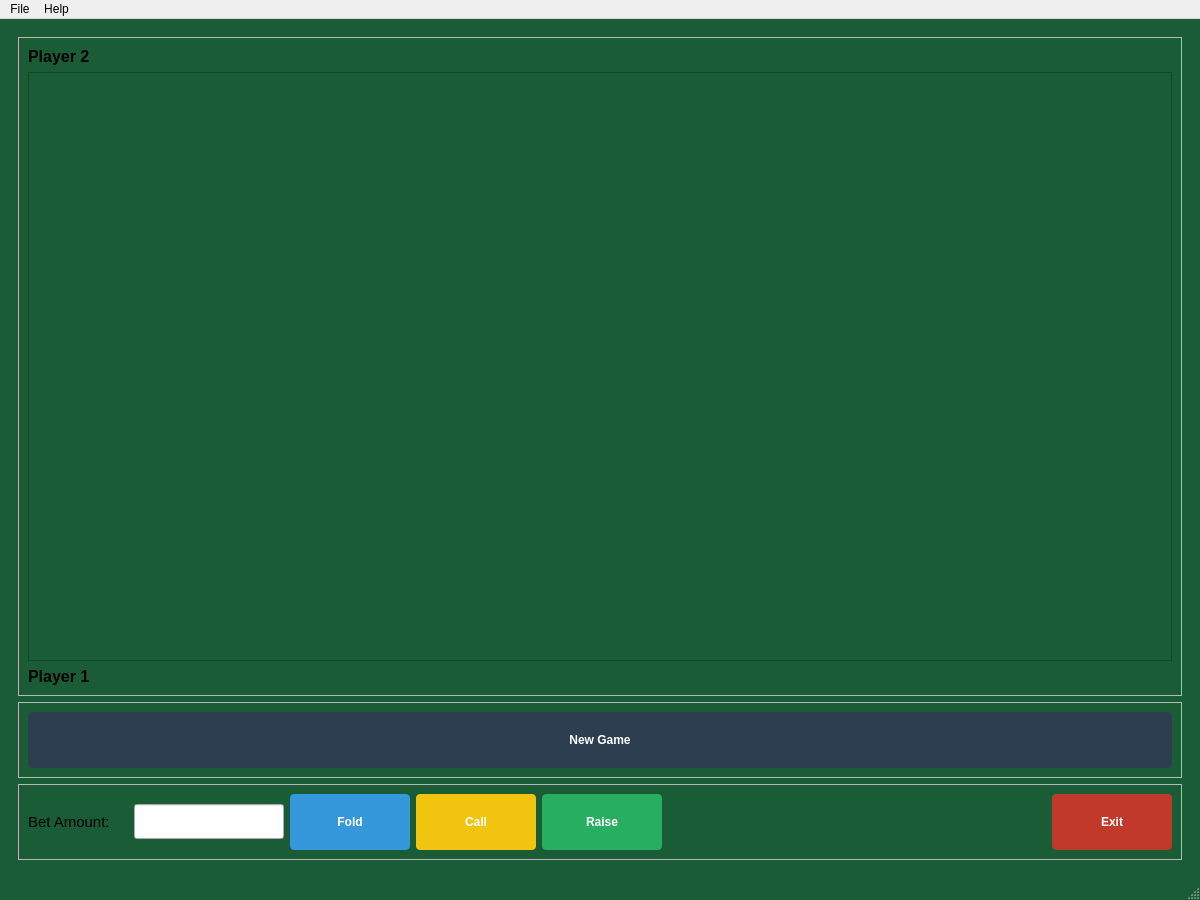
This is mainwindow.ui in BitManipulators/202_PokerGame as Qt 5 draws it before an edit. The edited form follows.
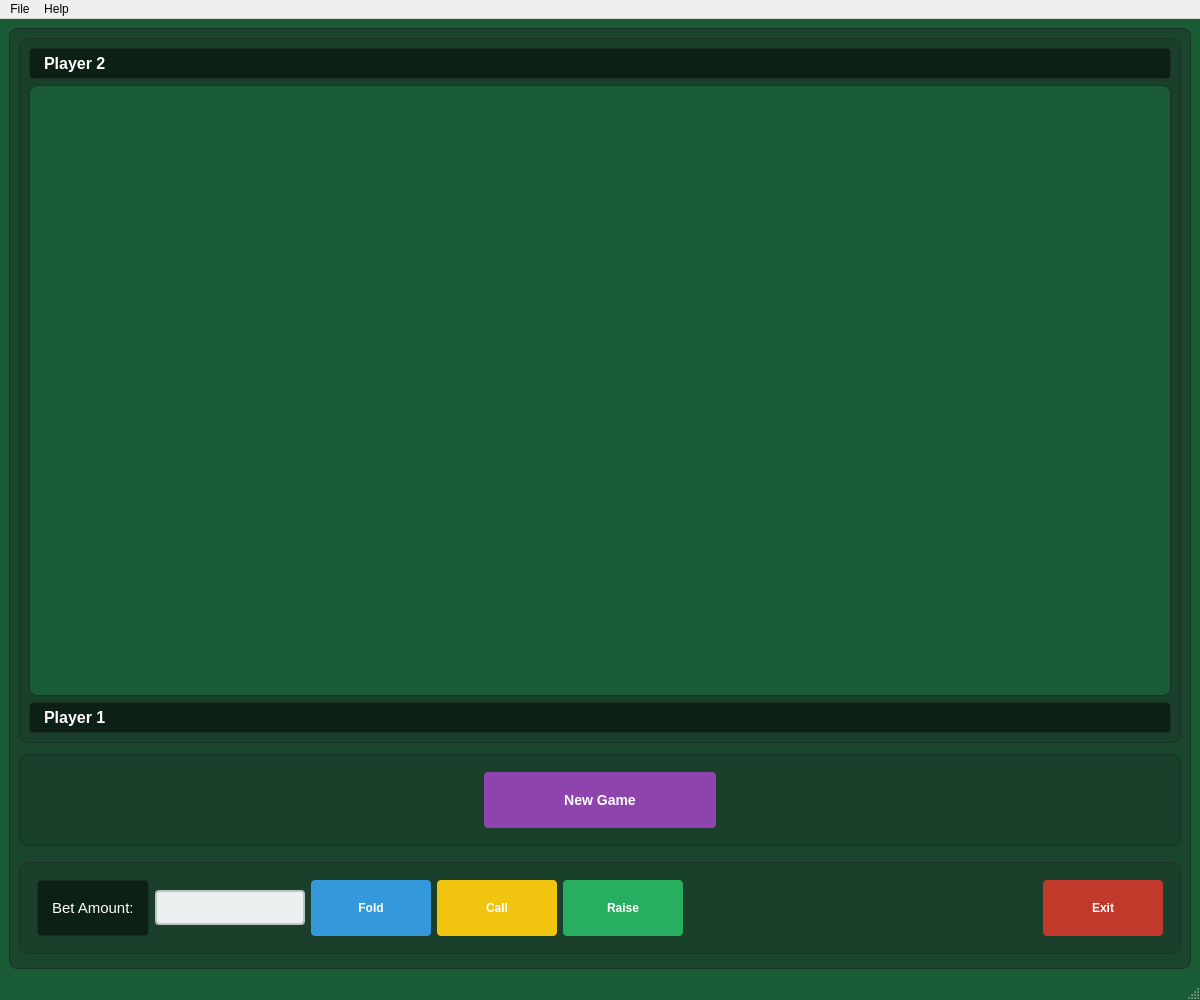
This is the edited form. Icons and pictures are not drawn.

Diff of the .ui file:
```diff
--- a/mainwindow.ui
+++ b/mainwindow.ui
@@ -7,7 +7,7 @@
     <x>0</x>
     <y>0</y>
     <width>1200</width>
-    <height>900</height>
+    <height>1000</height>
    </rect>
   </property>
   <property name="windowTitle">
@@ -19,16 +19,15 @@
   background-color: #1a5c35;
 }
 
-/* Basic button style */
+
 QPushButton {
     color: white;
     border-radius: 4px;
     padding: 8px 16px;
     font-weight: bold;
     font-family: "Segoe UI", Arial, sans-serif;
-    background-color: #2c3e50;
-    border: none;
     min-height: 40px;
+    border: none;
 }
 
 QPushButton:hover {
@@ -44,20 +43,28 @@
 }
 
 QPushButton:disabled {
-    background-color: #7f8c8d;
-    color: #bdc3c7;
+    background-color: #99a4ad !important;
+    color: #d0d0d0 !important;
+    opacity: 0.7;
+    border: 1px solid #7f8c8d !important;
 }
 
-/* Call button is now yellow instead of green */
 QPushButton#callButton {
-    background-color: #f1c40f; /* Yellow color */
+    background-color: #f1c40f;
+    font-weight: bold;
+    text-shadow: 0px 0px 1px rgba(255, 255, 255, 0.5);
 }
 
 QPushButton#callButton:hover {
     background-color: #f39c12; /* Darker yellow on hover */
 }
 
-/* Keeping the Raise button green */
+QPushButton#callButton:disabled {
+    background-color: #99a4ad !important;
+    color: #d0d0d0 !important;
+    text-shadow: none;
+}
+
 QPushButton#placeBetButton {
     background-color: #27ae60;
 }
@@ -66,6 +73,12 @@
     background-color: #2ecc71;
 }
 
+QPushButton#placeBetButton:disabled {
+    background-color: #99a4ad !important;
+    color: #d0d0d0 !important;
+    text-shadow: none;
+}
+
 QPushButton#foldButton {
     background-color: #3498db;
 }
@@ -74,6 +87,12 @@
     background-color: #2980b9;
 }
 
+QPushButton#foldButton:disabled {
+    background-color: #99a4ad !important;
+    color: #d0d0d0 !important;
+    text-shadow: none;
+}
+
 QPushButton#exitButton {
     background-color: #c0392b;
 }
@@ -103,6 +122,97 @@
 QMessageBox QPushButton:pressed {
   background-color: #1c6ea4;
 }
+
+QMessageBox QFrame, QMessageBox QDialogButtonBox {
+  border: none;
+  background: transparent;
+}
+
+QPushButton#newGameButton {
+    background-color: #8e44ad;
+    color: white;
+    font-weight: bold;
+    font-size: 14px;
+    border-radius: 4px;
+    min-height: 40px;
+    max-width: 200px;
+    padding: 8px 16px;
+    border: none;
+    box-shadow: 0px 3px 5px rgba(0,0,0,0.3);
+}
+
+QPushButton#newGameButton:hover {
+    background-color: #9b59b6;
+}
+
+QPushButton#newGameButton:pressed {
+    background-color: #6c3483;
+}
+
+QPushButton#newGameButton:disabled {
+    background-color: #99a4ad !important;
+    color: #d0d0d0 !important;
+    text-shadow: none;
+}
+
+QGraphicsView {
+    border: 2px solid #1a3025;
+    border-radius: 8px;
+}
+
+QLabel#player1Label, QLabel#player2Label, QLabel#betLabel {
+    color: white;
+    background-color: rgba(0, 0, 0, 0.5);
+    border-radius: 4px;
+    padding: 5px 10px;
+    font-family: "Segoe UI", Arial, sans-serif;
+}
+
+QLineEdit#betLineEdit {
+    background-color: #ecf0f1;
+    border: 2px solid #bdc3c7;
+    border-radius: 4px;
+    padding: 5px;
+    font-size: 14px;
+    color: #2c3e50;
+}
+
+QLineEdit#betLineEdit:focus {
+    border-color: #3498db;
+}
+
+QPushButton#startNewGameButton {
+    background-color: #8e44ad;
+    color: white;
+    font-weight: bold;
+    font-size: 14px;
+    border-radius: 6px;
+    min-height: 50px;
+    min-width: 250px;
+    padding: 10px 20px;
+    border: 2px solid #663399;
+}
+
+QPushButton#startNewGameButton:hover {
+    background-color: #9b59b6;
+    border: 2px solid #8e44ad;
+}
+
+QPushButton#startNewGameButton:pressed {
+    background-color: #6c3483;
+}
+
+QFrame {
+    background-color: rgba(26, 60, 42, 0.7);
+    border-radius: 8px;
+    border: 1px solid #1a3025;
+}
+
+QFrame#betFrame, QFrame#controlsFrame {
+    margin-top: 5px;
+    margin-bottom: 5px;
+    padding: 8px;
+}
    </string>
   </property>
   <widget class="QWidget" name="centralwidget">
```
Left out of the diff: 4 changed lines with no effect on the pictures.
